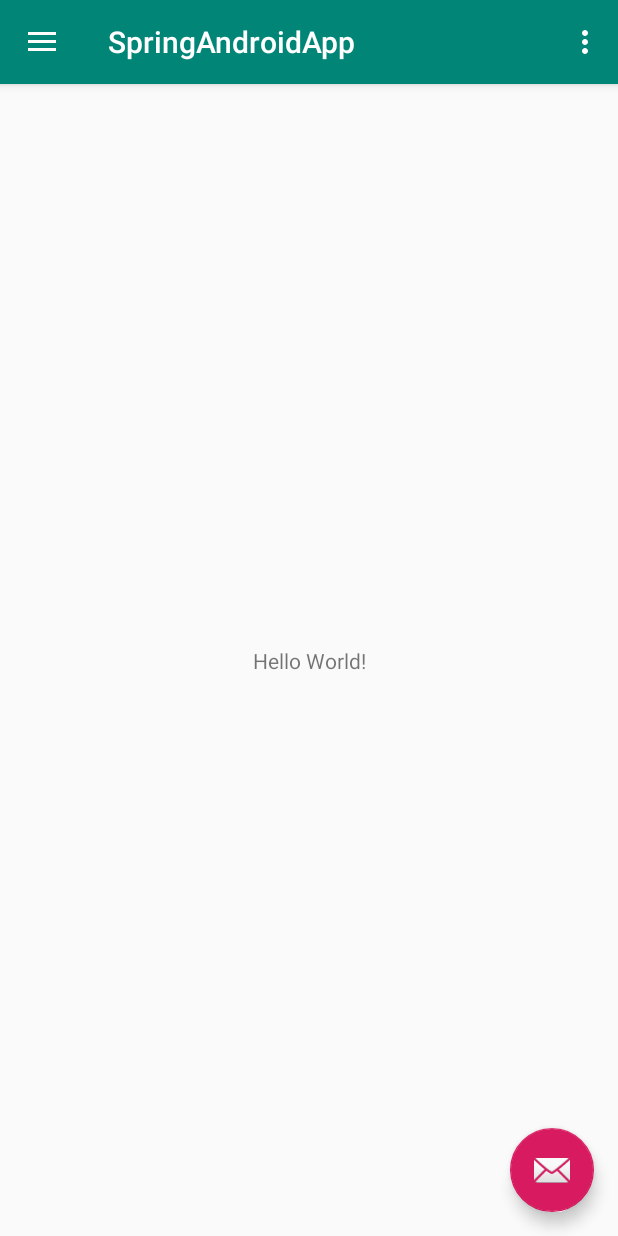
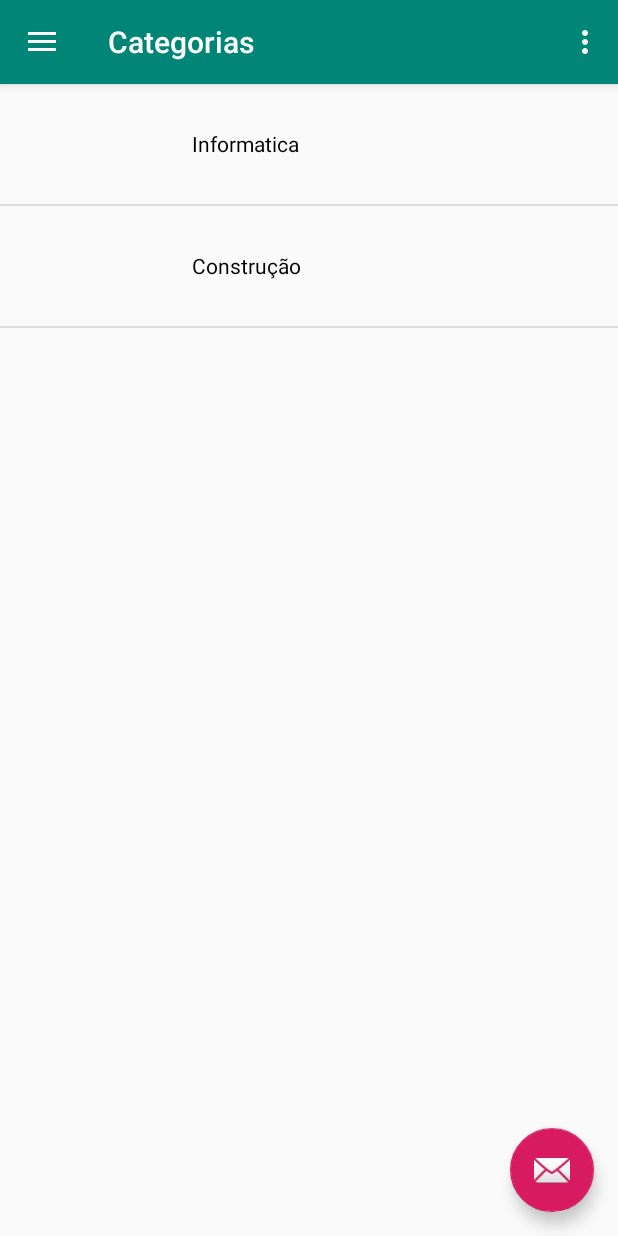
Before and after one commit to JulianoZanella/spring-android-app, an Android app: the screen it shows after launch (MainActivity), on a phone screen of 412 x 824 dp. Run offline under Robolectric (Android 15) with nearby library versions, the phone set to English and light mode, and no system bars.

Commit message:
Exibindo fragmento das categorias

```diff
--- a/app/build.gradle
+++ b/app/build.gradle
@@ -29,4 +29,5 @@ dependencies {
     implementation 'com.android.support:design:28.0.0'
     implementation 'com.android.support.constraint:constraint-layout:1.1.3'
 
+    implementation 'com.android.support:support-v4:28.0.0'
 }
--- a/app/src/main/AndroidManifest.xml
+++ b/app/src/main/AndroidManifest.xml
@@ -10,7 +10,7 @@
             android:supportsRtl="true"
             android:theme="@style/AppTheme">
         <activity
-                android:name=".MainActivity"
+                android:name=".view.MainActivity"
                 android:label="@string/app_name"
                 android:theme="@style/AppTheme.NoActionBar">
             <intent-filter>
--- /dev/null
+++ b/app/src/main/java/com/julianozanella/springandroidapp/domain/Categoria.kt
@@ -0,0 +1,30 @@
+package com.julianozanella.springandroidapp.domain
+
+import java.io.Serializable
+import java.util.*
+
+data class Categoria(val id: String = "", val nome: String = "") : Serializable {
+
+
+    override fun equals(other: Any?): Boolean {
+        if (this === other) return true
+        if (javaClass != other?.javaClass) return false
+
+        other as Categoria
+
+        if (id != other.id) return false
+        if (nome != other.nome) return false
+
+        return true
+    }
+
+    override fun hashCode(): Int {
+        var result = id.hashCode()
+        result = 31 * result + nome.hashCode()
+        return result
+    }
+
+    override fun toString(): String {
+        return "Categoria(id='$id', nome='$nome'})"
+    }
+}
--- /dev/null
+++ b/app/src/main/java/com/julianozanella/springandroidapp/view/CategoriesFragment.kt
@@ -0,0 +1,44 @@
+package com.julianozanella.springandroidapp.view
+
+
+import android.os.Bundle
+import android.support.v4.app.Fragment
+import android.support.v7.widget.DividerItemDecoration
+import android.support.v7.widget.LinearLayoutManager
+import android.view.LayoutInflater
+import android.view.View
+import android.view.ViewGroup
+import com.julianozanella.springandroidapp.R
+import com.julianozanella.springandroidapp.domain.Categoria
+import com.julianozanella.springandroidapp.view.adapter.CategoriesAdapter
+import kotlinx.android.synthetic.main.fragment_categories.*
+
+class CategoriesFragment : Fragment() {
+
+    override fun onActivityCreated(savedInstanceState: Bundle?) {
+        super.onActivityCreated(savedInstanceState)
+        val adapter = CategoriesAdapter()
+        rv_categories.layoutManager = LinearLayoutManager(activity)
+        rv_categories.adapter = adapter
+        val divider = DividerItemDecoration(activity, DividerItemDecoration.VERTICAL)
+        rv_categories.addItemDecoration(divider)
+
+        val list = arrayListOf(Categoria("1", "Informatica"), Categoria("2", "Construção"))
+        adapter.items = list
+
+    }
+
+    override fun onResume() {
+        super.onResume()
+        if (activity is MainActivity) {
+            (activity as MainActivity).updateToolbarTitleInFragment(R.string.title_fragment_categories)
+        }
+    }
+
+    override fun onCreateView(
+        inflater: LayoutInflater, container: ViewGroup?,
+        savedInstanceState: Bundle?
+    ): View? {
+        return inflater.inflate(R.layout.fragment_categories, container, false)
+    }
+}
--- a/app/src/main/java/com/julianozanella/springandroidapp/MainActivity.kt
+++ b/app/src/main/java/com/julianozanella/springandroidapp/view/MainActivity.kt
@@ -1,17 +1,23 @@
-package com.julianozanella.springandroidapp
+package com.julianozanella.springandroidapp.view
 
 import android.os.Bundle
 import android.support.design.widget.Snackbar
 import android.support.design.widget.NavigationView
+import android.support.v4.app.Fragment
 import android.support.v4.view.GravityCompat
 import android.support.v7.app.ActionBarDrawerToggle
 import android.support.v7.app.AppCompatActivity
 import android.view.Menu
 import android.view.MenuItem
+import com.julianozanella.springandroidapp.R
 import kotlinx.android.synthetic.main.activity_main.*
 import kotlinx.android.synthetic.main.app_bar_main.*
 
 class MainActivity : AppCompatActivity(), NavigationView.OnNavigationItemSelectedListener {
+
+    companion object {
+        const val FRAGMENT_TAG = "frag-tag"
+    }
 
     override fun onCreate(savedInstanceState: Bundle?) {
         super.onCreate(savedInstanceState)
@@ -24,12 +30,30 @@ class MainActivity : AppCompatActivity(), NavigationView.OnNavigationItemSelecte
         }
 
         val toggle = ActionBarDrawerToggle(
-            this, drawer_layout, toolbar, R.string.navigation_drawer_open, R.string.navigation_drawer_close
+            this, drawer_layout, toolbar,
+            R.string.navigation_drawer_open,
+            R.string.navigation_drawer_close
         )
         drawer_layout.addDrawerListener(toggle)
         toggle.syncState()
 
         nav_view.setNavigationItemSelectedListener(this)
+        replaceFragment(CategoriesFragment())
+    }
+
+    private fun replaceFragment(fragment: Fragment) {
+        supportFragmentManager
+            .beginTransaction()
+            .replace(
+                R.id.fl_fragment_container,
+                fragment,
+                FRAGMENT_TAG
+            )
+            .commit()
+    }
+
+    fun updateToolbarTitleInFragment(titleStringId: Int) {
+        toolbar.title = getString(titleStringId)
     }
 
     override fun onBackPressed() {
@@ -41,26 +65,20 @@ class MainActivity : AppCompatActivity(), NavigationView.OnNavigationItemSelecte
     }
 
     override fun onCreateOptionsMenu(menu: Menu): Boolean {
-        // Inflate the menu; this adds items to the action bar if it is present.
         menuInflater.inflate(R.menu.main, menu)
         return true
     }
 
     override fun onOptionsItemSelected(item: MenuItem): Boolean {
-        // Handle action bar item clicks here. The action bar will
-        // automatically handle clicks on the Home/Up button, so long
-        // as you specify a parent activity in AndroidManifest.xml.
-        when (item.itemId) {
-            R.id.action_settings -> return true
-            else -> return super.onOptionsItemSelected(item)
+        return when (item.itemId) {
+            R.id.action_settings -> true
+            else -> super.onOptionsItemSelected(item)
         }
     }
 
     override fun onNavigationItemSelected(item: MenuItem): Boolean {
-        // Handle navigation view item clicks here.
         when (item.itemId) {
             R.id.nav_camera -> {
-                // Handle the camera action
             }
             R.id.nav_gallery -> {
 
--- /dev/null
+++ b/app/src/main/java/com/julianozanella/springandroidapp/view/adapter/CategoriesAdapter.kt
@@ -0,0 +1,50 @@
+package com.julianozanella.springandroidapp.view.adapter
+
+import android.support.v7.widget.RecyclerView
+import android.view.LayoutInflater
+import android.view.View
+import android.view.ViewGroup
+import android.widget.ImageView
+import android.widget.TextView
+import com.julianozanella.springandroidapp.R
+import com.julianozanella.springandroidapp.domain.Categoria
+
+
+class CategoriesAdapter : RecyclerView.Adapter<CategoriesAdapter.ViewHolder>() {
+
+    var items: List<Categoria> = arrayListOf()
+        set(value) {
+            field = value
+            notifyDataSetChanged()
+        }
+
+    override fun onCreateViewHolder(parent: ViewGroup, type: Int): ViewHolder {
+        val layout = LayoutInflater
+            .from(parent.context)
+            .inflate(
+                R.layout.category_item,
+                parent,
+                false
+            )
+        return ViewHolder(layout)
+    }
+
+    override fun getItemCount(): Int = items.size
+
+    override fun onBindViewHolder(holder: ViewHolder, position: Int) {
+        holder.setData(items[position])
+    }
+
+    inner class ViewHolder(itemView: View) : RecyclerView.ViewHolder(itemView){
+
+        private val ivIcon: ImageView = itemView.findViewById(R.id.iv_icon)
+        private val tvLabel: TextView = itemView.findViewById(R.id.tv_label)
+
+
+        fun setData(categoria: Categoria) {
+            tvLabel.text = categoria.nome
+            //TODO: Recuperar imagem
+        }
+    }
+
+}
--- a/app/src/main/res/layout/app_bar_main.xml
+++ b/app/src/main/res/layout/app_bar_main.xml
@@ -5,7 +5,7 @@
         xmlns:tools="http://schemas.android.com/tools"
         android:layout_width="match_parent"
         android:layout_height="match_parent"
-        tools:context=".MainActivity">
+        tools:context=".view.MainActivity">
 
     <android.support.design.widget.AppBarLayout
             android:layout_height="wrap_content"
@@ -21,7 +21,11 @@
 
     </android.support.design.widget.AppBarLayout>
 
-    <include layout="@layout/content_main"/>
+    <FrameLayout
+            android:id="@+id/fl_fragment_container"
+            app:layout_behavior="@string/appbar_scrolling_view_behavior"
+            android:layout_width="match_parent"
+            android:layout_height="match_parent"/>
 
     <android.support.design.widget.FloatingActionButton
             android:id="@+id/fab"
--- /dev/null
+++ b/app/src/main/res/layout/category_item.xml
@@ -0,0 +1,26 @@
+<?xml version="1.0" encoding="utf-8"?>
+<LinearLayout xmlns:android="http://schemas.android.com/apk/res/android"
+              android:paddingRight="16dp"
+              android:paddingEnd="16dp"
+              android:paddingLeft="16dp"
+              android:paddingStart="16dp"
+              android:orientation="horizontal"
+              android:layout_width="match_parent"
+              android:layout_height="wrap_content">
+    <ImageView
+            android:id="@+id/iv_icon"
+            android:layout_width="80dp"
+            android:layout_height="80dp"
+            android:layout_marginRight="32dp"
+            android:layout_marginEnd="32dp"
+            android:padding="5dp"
+            android:layout_gravity="center_vertical"/>
+
+    <TextView
+            android:id="@+id/tv_label"
+            android:layout_gravity="center_vertical"
+            android:layout_width="wrap_content"
+            android:layout_height="wrap_content"
+            android:textColor="@android:color/black"/>
+
+</LinearLayout>
--- a/app/src/main/res/layout/content_main.xml
+++ /dev/null
@@ -1,21 +0,0 @@
-<?xml version="1.0" encoding="utf-8"?>
-<android.support.constraint.ConstraintLayout
-        xmlns:android="http://schemas.android.com/apk/res/android"
-        xmlns:tools="http://schemas.android.com/tools"
-        xmlns:app="http://schemas.android.com/apk/res-auto"
-        android:layout_width="match_parent"
-        android:layout_height="match_parent"
-        app:layout_behavior="@string/appbar_scrolling_view_behavior"
-        tools:showIn="@layout/app_bar_main"
-        tools:context=".MainActivity">
-
-    <TextView
-            android:layout_width="wrap_content"
-            android:layout_height="wrap_content"
-            android:text="Hello World!"
-            app:layout_constraintBottom_toBottomOf="parent"
-            app:layout_constraintLeft_toLeftOf="parent"
-            app:layout_constraintRight_toRightOf="parent"
-            app:layout_constraintTop_toTopOf="parent"/>
-
-</android.support.constraint.ConstraintLayout>
--- /dev/null
+++ b/app/src/main/res/layout/fragment_categories.xml
@@ -0,0 +1,13 @@
+<?xml version="1.0" encoding="utf-8"?>
+<FrameLayout xmlns:android="http://schemas.android.com/apk/res/android"
+             xmlns:tools="http://schemas.android.com/tools"
+             android:layout_width="match_parent"
+             android:layout_height="match_parent"
+             tools:context=".view.CategoriesFragment">
+
+    <android.support.v7.widget.RecyclerView
+            android:id="@+id/rv_categories"
+            android:layout_width="match_parent"
+            android:layout_height="match_parent"/>
+
+</FrameLayout>
--- a/app/src/main/res/values/strings.xml
+++ b/app/src/main/res/values/strings.xml
@@ -6,4 +6,6 @@
     <string name="nav_header_subtitle">android.studio@android.com</string>
     <string name="nav_header_desc">Navigation header</string>
     <string name="action_settings">Settings</string>
+
+    <string name="title_fragment_categories">Categorias</string>
 </resources>
```
